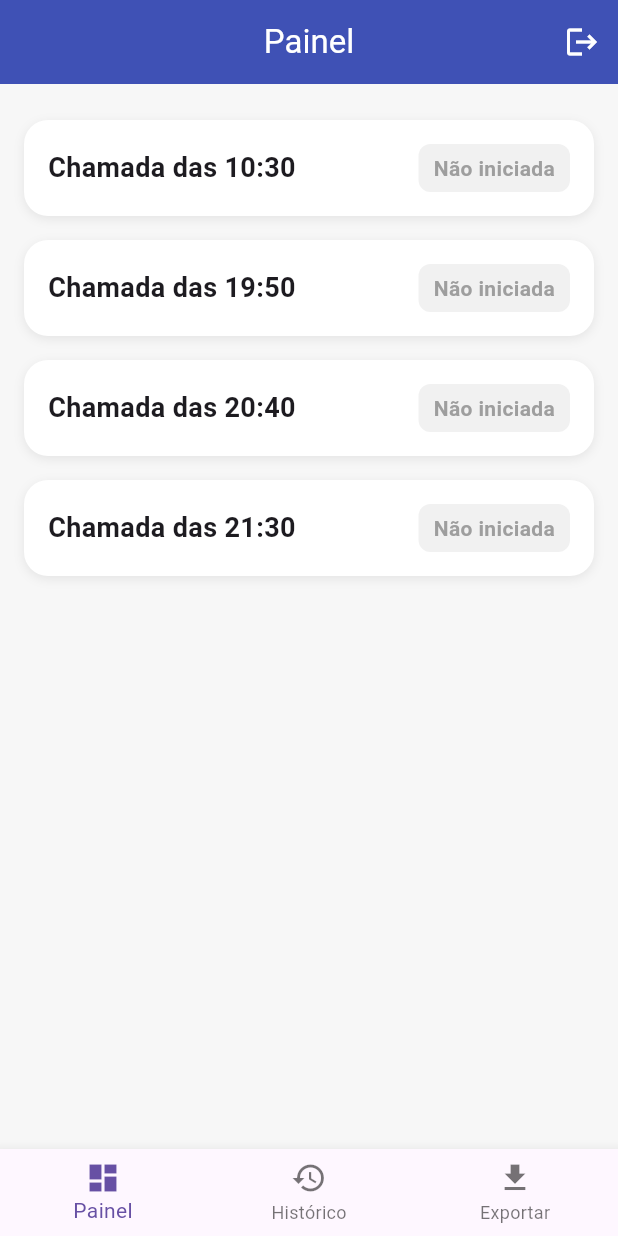
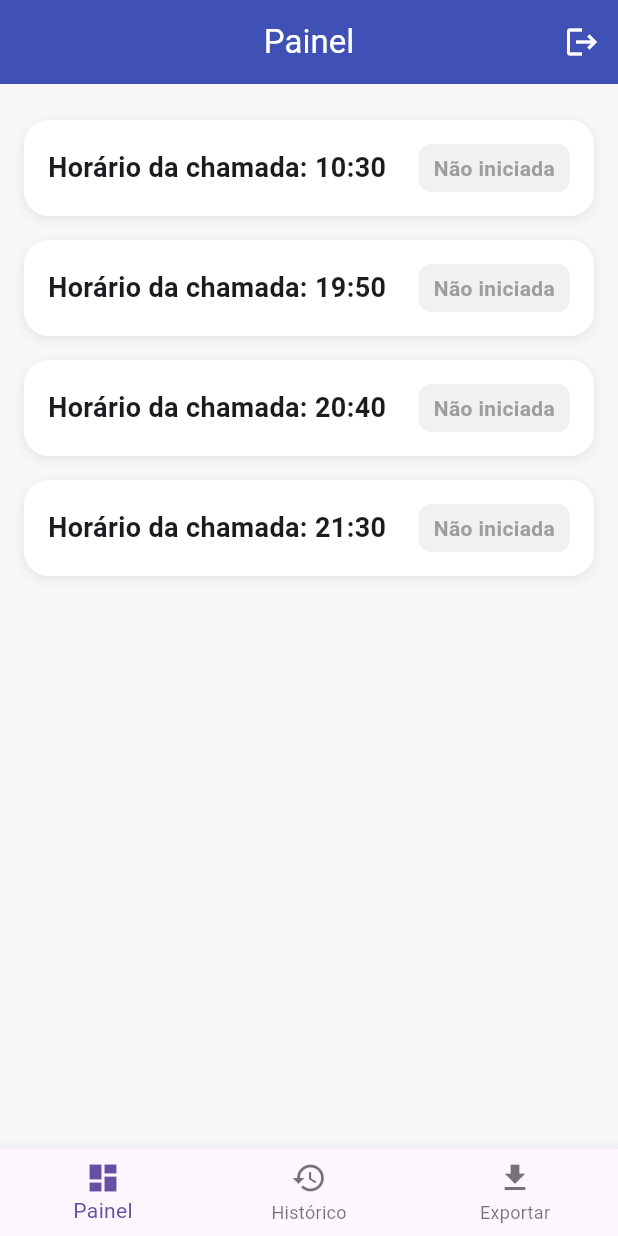
Before and after one commit to Lucas-Leal-Oliveira05/App_chamada, a Flutter app: the HomePage screen opened directly with empty values, on a phone screen of 412 x 824 dp. Run offline on Flutter 3.47's test engine with Material 3 defaults, Android fonts, the phone set to English and light mode, and no system bars; our stand-ins replace csv, hive, hive_flutter; accounts and stored records are empty.

Commit message:
Alterações finais N2
realizei algumas alterações para poder concluir a entrega da N2

```diff
--- a/lib/main.dart
+++ b/lib/main.dart
@@ -1,7 +1,7 @@
 import 'package:flutter/material.dart';
 import 'package:hive_flutter/hive_flutter.dart';
 import 'models/chamada.dart';
-import 'telas/login.dart'; // importa a tela de login
+import 'telas/login.dart';
 
 void main() async{
   WidgetsFlutterBinding.ensureInitialized();
@@ -18,12 +18,12 @@ class MyApp extends StatelessWidget {
   @override
   Widget build(BuildContext context) {
     return MaterialApp(
-      title: 'Sistema de Chamada',
+      title: 'App chamada',
       debugShowCheckedModeBanner: false,
       theme: ThemeData(
         primarySwatch: Colors.indigo,
       ),
-      home: const LoginPage(), // ✅ App começa na tela de login
+      home: const LoginPage(),
     );
   }
 }
--- a/lib/models/chamada.dart
+++ b/lib/models/chamada.dart
@@ -1,6 +1,6 @@
 import 'package:hive/hive.dart';
 
-part 'chamada.g.dart'; // arquivo gerado automaticamente
+part 'chamada.g.dart';
 
 @HiveType(typeId: 0)
 class Chamada extends HiveObject {
--- a/lib/services/exporta.dart
+++ b/lib/services/exporta.dart
@@ -3,6 +3,8 @@ import 'package:csv/csv.dart';
 import 'package:intl/intl.dart';
 import 'package:path_provider/path_provider.dart';
 import '../models/chamada.dart';
+
+// não está funcional (não como deveria)
 
 class ExportService {
   Future<String> gerarCSV(List<Chamada> historico) async {
--- a/lib/telas/historico.dart
+++ b/lib/telas/historico.dart
@@ -17,7 +17,7 @@ class HistoricoPage extends StatelessWidget {
         if (controller.historico.isEmpty) {
           return const Center(
             child: Text(
-              'Nenhuma chamada registrada ainda.',
+              'Nenhuma chamada registrada',
               style: TextStyle(fontSize: 16),
             ),
           );
@@ -39,7 +39,7 @@ class HistoricoPage extends StatelessWidget {
                 borderRadius: BorderRadius.circular(12),
               ),
               child: ExpansionTile(
-                title: Text('Chamada do dia $dia',
+                title: Text('Chamada dia: $dia',
                     style: const TextStyle(fontWeight: FontWeight.bold)),
                 subtitle: Text('Horário: $inicio - $fim'),
                 leading: Icon(
@@ -62,7 +62,7 @@ class HistoricoPage extends StatelessWidget {
                   ),
                   const SizedBox(height: 8),
                   if (chamada.presencas.isEmpty)
-                    const Text('Nenhum aluno presente ainda.')
+                    const Text('Sem presenças por enquanto')
                   else
                     Column(
                       crossAxisAlignment: CrossAxisAlignment.start,
--- a/lib/telas/home.dart
+++ b/lib/telas/home.dart
@@ -3,11 +3,11 @@ import '../controllers/controle_chamada.dart';
 import 'painel.dart';
 import 'historico.dart';
 import 'relatorio.dart';
-import 'login.dart'; // importa a tela de login
+import 'login.dart';
 
 class HomePage extends StatefulWidget {
   final String usuarioLogado;
-  final String tipo; // 'aluno' ou 'professor'
+  final String tipo;
 
   const HomePage({
     super.key,
@@ -56,10 +56,7 @@ class _HomePageState extends State<HomePage> {
 
   @override
   Widget build(BuildContext context) {
-    // 🔹 Verifica se é professor
     final bool isProfessor = widget.tipo == 'professor';
-
-    // 🔹 Define páginas conforme o tipo
     final paginas = isProfessor
         ? [
             HistoricoPage(controller: controller),
@@ -69,13 +66,12 @@ class _HomePageState extends State<HomePage> {
             PainelStatusPage(
               controller: controller,
               usuarioLogado: widget.usuarioLogado,
-              professor: false, // aluno
+              professor: false,
             ),
             HistoricoPage(controller: controller),
             ExportPage(controller: controller),
           ];
 
-    // 🔹 Define títulos e itens do menu
     final titulos = isProfessor
         ? ['Histórico', 'Exportar']
         : ['Painel', 'Histórico', 'Exportar'];
@@ -96,7 +92,6 @@ class _HomePageState extends State<HomePage> {
                 icon: Icon(Icons.file_download), label: 'Exportar'),
           ];
 
-    // 🔹 Garante que o índice não ultrapasse o número de páginas
     if (_selectedIndex >= paginas.length) _selectedIndex = 0;
 
     return Scaffold(
--- a/lib/telas/painel.dart
+++ b/lib/telas/painel.dart
@@ -7,7 +7,7 @@ import 'presenca.dart';
 class PainelStatusPage extends StatefulWidget {
   final ChamadaController controller;
   final String usuarioLogado;
-  final bool professor; // ✅ tipo de conta (true = professor)
+  final bool professor;
 
   const PainelStatusPage({
     super.key,
@@ -21,20 +21,19 @@ class PainelStatusPage extends StatefulWidget {
 }
 
 class _PainelStatusPageState extends State<PainelStatusPage> {
-  late Timer _timer;
+  late Timer timer;
 
   @override
   void initState() {
     super.initState();
-    // Atualiza o painel automaticamente a cada 10s
-    _timer = Timer.periodic(const Duration(seconds: 10), (_) {
+    timer = Timer.periodic(const Duration(seconds: 10), (_) {
       setState(() {});
     });
   }
 
   @override
   void dispose() {
-    _timer.cancel();
+    timer.cancel();
     super.dispose();
   }
 
@@ -53,7 +52,7 @@ class _PainelStatusPageState extends State<PainelStatusPage> {
       case 'Em andamento':
         return Colors.orange;
       case 'Encerrada':
-        return Colors.green;
+        return Colors.red;
       default:
         return Colors.grey;
     }
@@ -94,12 +93,11 @@ class _PainelStatusPageState extends State<PainelStatusPage> {
             child: Column(
               crossAxisAlignment: CrossAxisAlignment.start,
               children: [
-                // Cabeçalho
                 Row(
                   mainAxisAlignment: MainAxisAlignment.spaceBetween,
                   children: [
                     Text(
-                      'Chamada das $horaFormatada',
+                      'Horário da chamada: $horaFormatada',
                       style: const TextStyle(
                         fontSize: 18,
                         fontWeight: FontWeight.bold,
@@ -124,8 +122,6 @@ class _PainelStatusPageState extends State<PainelStatusPage> {
                     ),
                   ],
                 ),
-
-                // Expansão suave quando a chamada está aberta
                 AnimatedCrossFade(
                   duration: const Duration(milliseconds: 400),
                   crossFadeState: emAndamento
@@ -142,8 +138,7 @@ class _PainelStatusPageState extends State<PainelStatusPage> {
                           style: TextStyle(fontSize: 14),
                         ),
                         const SizedBox(height: 12),
-
-                        // ✅ Só exibe o botão se NÃO for professor
+                        //não mostra pros professores
                         if (!widget.professor)
                           ElevatedButton.icon(
                             icon: const Icon(Icons.how_to_reg),
--- a/lib/telas/relatorio.dart
+++ b/lib/telas/relatorio.dart
@@ -14,7 +14,7 @@ class ExportPage extends StatelessWidget {
         onPressed: () async {
           final path = await controller.exportarCSV();
           ScaffoldMessenger.of(context)
-              .showSnackBar(SnackBar(content: Text('Exportado para: $path')));
+              .showSnackBar(SnackBar(content: Text('Arquivo em: $path')));
         },
       ),
     );
--- a/pubspec.yaml
+++ b/pubspec.yaml
@@ -35,7 +35,6 @@ dependencies:
   path_provider: ^2.1.3
   cupertino_icons: ^1.0.8
 
-  # Hive — para persistência local
   hive: ^2.2.3
   hive_flutter: ^1.1.0
 
@@ -47,7 +46,6 @@ dev_dependencies:
     sdk: flutter
   flutter_lints: ^5.0.0
 
-  # Ferramentas de geração do Hive
   build_runner: ^2.4.6
   hive_generator: ^2.0.1
 
```
Also changed, not shown: lib/telas/login.dart (+4 -11 lines), lib/telas/presenca.dart (+6 -7 lines), lib/models/chamada.g.dart.
